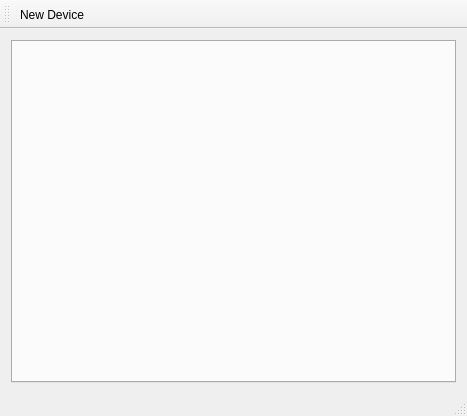
viranch/qonfigure, file qonfigure.ui: the form before one commit.
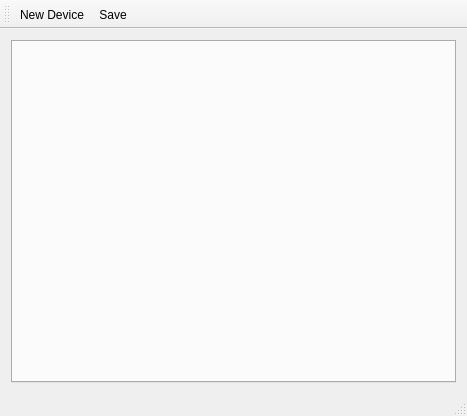
The form after the commit.

Patch:
```diff
--- a/qonfigure.ui
+++ b/qonfigure.ui
@@ -45,6 +45,7 @@
     <bool>false</bool>
    </attribute>
    <addaction name="actionNew_Device"/>
+   <addaction name="actionSave"/>
   </widget>
   <widget class="QStatusBar" name="statusBar"/>
   <action name="actionNew_Device">
@@ -52,6 +53,14 @@
     <string>New Device</string>
    </property>
   </action>
+  <action name="actionSave">
+   <property name="text">
+    <string>Save</string>
+   </property>
+   <property name="shortcut">
+    <string>Ctrl+S</string>
+   </property>
+  </action>
  </widget>
  <layoutdefault spacing="6" margin="11"/>
  <resources/>
```
